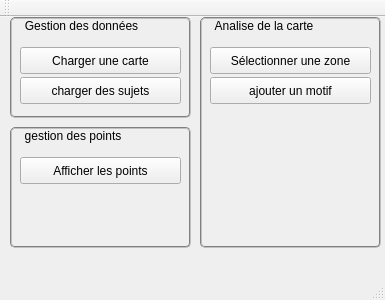
Qt form logiciel/carte-qt/mainwindow.ui (s0lstice/oculometre) before a commit.
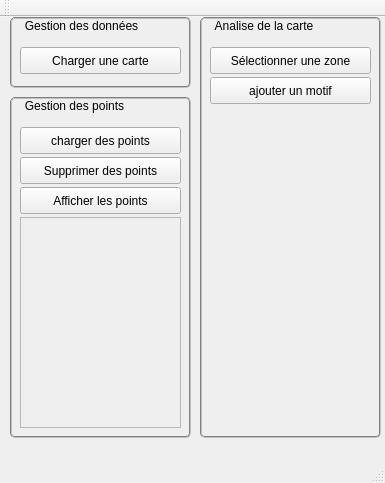
The same form after that commit.

Commit message: liste de points

Diff of the .ui file:
```diff
--- a/logiciel/carte-qt/mainwindow.ui
+++ b/logiciel/carte-qt/mainwindow.ui
@@ -7,7 +7,7 @@
     <x>0</x>
     <y>0</y>
     <width>385</width>
-    <height>300</height>
+    <height>483</height>
    </rect>
   </property>
   <property name="windowTitle">
@@ -32,7 +32,7 @@
       <x>200</x>
       <y>0</y>
       <width>181</width>
-      <height>231</height>
+      <height>421</height>
      </rect>
     </property>
     <property name="title">
@@ -71,7 +71,7 @@
       <x>10</x>
       <y>0</y>
       <width>181</width>
-      <height>101</height>
+      <height>71</height>
      </rect>
     </property>
     <property name="styleSheet">
@@ -93,37 +93,24 @@
       <string>Charger une carte</string>
      </property>
     </widget>
-    <widget class="QPushButton" name="SelectSujet">
-     <property name="geometry">
-      <rect>
-       <x>10</x>
-       <y>60</y>
-       <width>161</width>
-       <height>27</height>
-      </rect>
-     </property>
-     <property name="text">
-      <string>charger des sujets</string>
-     </property>
-    </widget>
    </widget>
    <widget class="QGroupBox" name="groupBox_3">
     <property name="geometry">
      <rect>
       <x>10</x>
-      <y>110</y>
+      <y>80</y>
       <width>181</width>
-      <height>121</height>
+      <height>341</height>
      </rect>
     </property>
     <property name="title">
-     <string>gestion des points</string>
+     <string>Gestion des points</string>
     </property>
     <widget class="QPushButton" name="afficher_points">
      <property name="geometry">
       <rect>
        <x>10</x>
-       <y>30</y>
+       <y>90</y>
        <width>161</width>
        <height>27</height>
       </rect>
@@ -132,6 +119,55 @@
       <string>Afficher les points</string>
      </property>
     </widget>
+    <widget class="QScrollArea" name="ScrollCheckBox">
+     <property name="geometry">
+      <rect>
+       <x>10</x>
+       <y>120</y>
+       <width>161</width>
+       <height>211</height>
+      </rect>
+     </property>
+     <property name="widgetResizable">
+      <bool>true</bool>
+     </property>
+     <widget class="QWidget" name="scrollAreaWidgetContents">
+      <property name="geometry">
+       <rect>
+        <x>0</x>
+        <y>0</y>
+        <width>159</width>
+        <height>209</height>
+       </rect>
+      </property>
+     </widget>
+    </widget>
+    <widget class="QPushButton" name="SelectSujet">
+     <property name="geometry">
+      <rect>
+       <x>10</x>
+       <y>30</y>
+       <width>161</width>
+       <height>27</height>
+      </rect>
+     </property>
+     <property name="text">
+      <string>charger des points</string>
+     </property>
+    </widget>
+    <widget class="QPushButton" name="SupprePoints">
+     <property name="geometry">
+      <rect>
+       <x>10</x>
+       <y>60</y>
+       <width>161</width>
+       <height>27</height>
+      </rect>
+     </property>
+     <property name="text">
+      <string>Supprimer des points</string>
+     </property>
+    </widget>
    </widget>
   </widget>
   <widget class="QMenuBar" name="menuBar">
```
Left out of the diff: 4 changed lines with no effect on the pictures. The commit also changes 8 other files.
